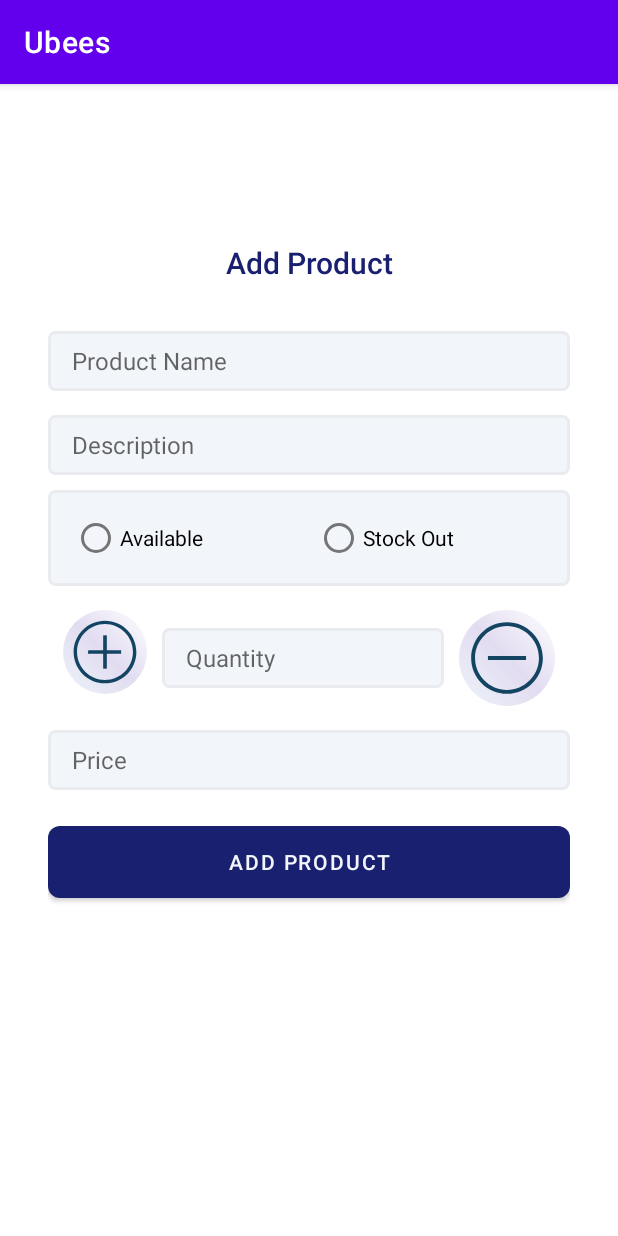
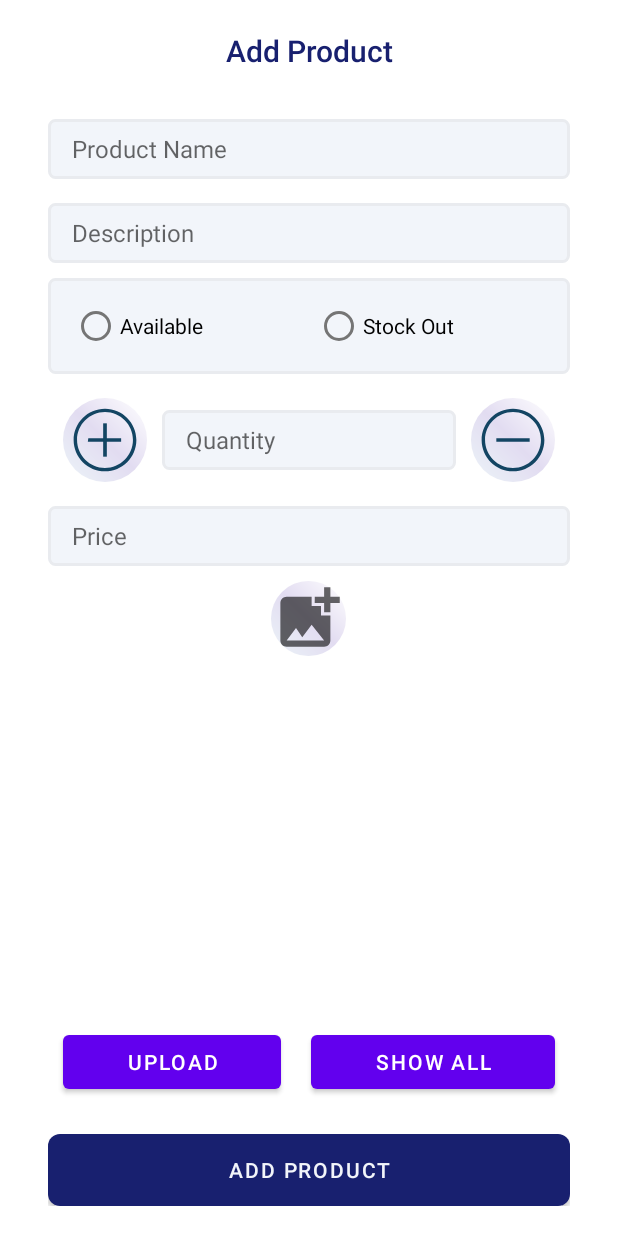
Before and after one commit to Zia-Ur-Rehman1/Ubees, an Android app: the screen it shows after launch (MainActivity), on a phone screen of 412 x 824 dp. Run offline under Robolectric (Android 15) with nearby library versions, the phone set to English and light mode, and no system bars; our stand-ins replace Firebase (no records; nobody signed in at launch, a user with empty details on screens opened directly).

Commit message:
Img upload task added Code format is still garbage :)

```diff
--- a/app/build.gradle
+++ b/app/build.gradle
@@ -36,6 +36,7 @@ dependencies {
     implementation 'com.google.android.material:material:1.4.0'
     implementation 'androidx.constraintlayout:constraintlayout:2.0.4'
     implementation 'com.google.firebase:firebase-database:20.0.0'
+    implementation 'com.google.firebase:firebase-storage:20.0.0'
     testImplementation 'junit:junit:4.+'
     androidTestImplementation 'androidx.test.ext:junit:1.1.3'
     androidTestImplementation 'androidx.test.espresso:espresso-core:3.4.0'
--- a/app/src/main/java/com/example/ubees/MainActivity.java
+++ b/app/src/main/java/com/example/ubees/MainActivity.java
@@ -1,76 +1,175 @@
 package com.example.ubees;
 
+import androidx.annotation.NonNull;
+import androidx.annotation.Nullable;
 import androidx.appcompat.app.AppCompatActivity;
 
+import android.content.ContentResolver;
+import android.content.Intent;
+import android.graphics.ColorSpace;
+import android.net.Uri;
 import android.os.Bundle;
 import android.view.View;
+import android.webkit.MimeTypeMap;
 import android.widget.Button;
 import android.widget.EditText;
 import android.widget.ImageButton;
+import android.widget.ImageView;
+import android.widget.ProgressBar;
 import android.widget.RadioButton;
 import android.widget.RadioGroup;
 import android.widget.Toast;
 
+import com.google.android.gms.auth.api.signin.internal.Storage;
+import com.google.android.gms.tasks.OnFailureListener;
+import com.google.android.gms.tasks.OnSuccessListener;
 import com.google.firebase.database.DatabaseReference;
 import com.google.firebase.database.FirebaseDatabase;
+import com.google.firebase.storage.FirebaseStorage;
+import com.google.firebase.storage.OnProgressListener;
+import com.google.firebase.storage.StorageReference;
+import com.google.firebase.storage.UploadTask;
 
 public class MainActivity extends AppCompatActivity {
-    EditText name,desc,quantity,price;
-    int status=0;
-
+    EditText name, desc, quantity, price;
+    int status = 0;
+    Uri imageUri;
+    String modelId;
+    private Button uploadBtn, showAllBtn;
+    private ImageView imageView;
+    private ProgressBar progressBar;
     Button add;
-    int counter=0;
-    ImageButton inc,dec;
+    int counter = 0;
+    ImageButton inc, dec;
     RadioGroup radioGroup;
     RadioButton radioButton;
+
+    FirebaseDatabase database = FirebaseDatabase.getInstance();
+    DatabaseReference root = database.getReference("products");
+    private StorageReference reference = FirebaseStorage.getInstance().getReference();
+
     @Override
     protected void onCreate(Bundle savedInstanceState) {
         super.onCreate(savedInstanceState);
         setContentView(R.layout.activity_main);
+        uploadBtn = findViewById(R.id.upload);
+        showAllBtn = findViewById(R.id.showall);
+        progressBar = findViewById(R.id.progressBar);
+        imageView = findViewById(R.id.uploadimg);
+        progressBar.setVisibility(View.INVISIBLE);
+
+        showAllBtn.setOnClickListener(v -> startActivity(new Intent(MainActivity.this , MainActivity.class)));
+
+        imageView.setOnClickListener(v -> {
+            Intent galleryIntent = new Intent();
+            galleryIntent.setAction(Intent.ACTION_GET_CONTENT);
+            galleryIntent.setType("image/*");
+            startActivityForResult(galleryIntent , 2);
+        });
+
+        uploadBtn.setOnClickListener(v -> {
+            if (imageUri != null){
+                uploadToFirebase(imageUri);
+            }else{
+                Toast.makeText(MainActivity.this, "Please Select Image", Toast.LENGTH_SHORT).show();
+            }
+        });
         addProduct();
+    }
+
+    @Override
+    protected void onActivityResult(int requestCode, int resultCode, @Nullable Intent data) {
+        super.onActivityResult(requestCode, resultCode, data);
+
+        if (requestCode ==2 && resultCode == RESULT_OK && data != null){
+
+            imageUri = data.getData();
+            imageView.setImageURI(imageUri);
+
+        }
+    }
+
+    private void uploadToFirebase(Uri uri){
+
+        final StorageReference fileRef = reference.child(System.currentTimeMillis() + "." + getFileExtension(uri));
+        fileRef.putFile(uri).addOnSuccessListener(taskSnapshot -> fileRef.getDownloadUrl().addOnSuccessListener(new OnSuccessListener<Uri>() {
+            @Override
+            public void onSuccess(Uri uri1) {
+
+                Model model = new Model(uri1.toString());
+                modelId = root.push().getKey();
+//                root.child(modelId).setValue(model);
+                progressBar.setVisibility(View.INVISIBLE);
+                Toast.makeText(MainActivity.this, "Uploaded Successfully", Toast.LENGTH_SHORT).show();
+                imageView.setImageResource(R.drawable.ic_img_upload);
+            }
+        })).addOnProgressListener(snapshot -> progressBar.setVisibility(View.VISIBLE)).addOnFailureListener(new OnFailureListener() {
+            @Override
+            public void onFailure(@NonNull Exception e) {
+                progressBar.setVisibility(View.INVISIBLE);
+                Toast.makeText(MainActivity.this, "Uploading Failed !!", Toast.LENGTH_SHORT).show();
+            }
+        });
+    }
+
+    private String getFileExtension(Uri mUri){
+
+        ContentResolver cr = getContentResolver();
+        MimeTypeMap mime = MimeTypeMap.getSingleton();
+        return mime.getExtensionFromMimeType(cr.getType(mUri));
+
+    }
+
 
 // We can also chain the two calls together
 
-    }
 
     private void addProduct() {
-        name=findViewById(R.id.p_name);
-        desc=findViewById(R.id.p_desc);
-        quantity=findViewById(R.id.quantity);
-        price=findViewById(R.id.p_price);
-        radioGroup=findViewById(R.id.radio1);
+        name = findViewById(R.id.p_name);
+        desc = findViewById(R.id.p_desc);
+        quantity = findViewById(R.id.quantity);
+        price = findViewById(R.id.p_price);
+        radioGroup = findViewById(R.id.radio1);
+        inc = findViewById(R.id.btnadd);
+        dec = findViewById(R.id.btnsub);
+        add = findViewById(R.id.btnAddProduct);
+
         radioGroup.setOnCheckedChangeListener((group, checkedId) -> {
             int selectedId = radioGroup.getCheckedRadioButtonId();
             radioButton = (RadioButton) findViewById(selectedId);
-            if(radioButton.getText()=="Available"){
-            status=Integer.parseInt(radioButton.getText().toString());
+            if (radioButton.getText() == "Available") {
+                status = Integer.parseInt(radioButton.getText().toString());
             }
         });
-        inc=findViewById(R.id.btnadd);
-        dec=findViewById(R.id.btnsub);
         inc.setOnClickListener(v -> {
-            if(quantity.getText().toString().trim().length()>0){
-                counter=Integer.parseInt(quantity.getText().toString());
+            if (quantity.getText().toString().trim().length() > 0) {
+                counter = Integer.parseInt(quantity.getText().toString());
                 counter++;
-                quantity.setText(counter+"");
-            }
-            else{
+                quantity.setText(counter + "");
+            } else {
                 counter++;
-                quantity.setText(counter+"");
+                quantity.setText(counter + "");
             }
         });
         dec.setOnClickListener(v -> {
-            if(quantity.getText().toString().trim().length()>0 && Integer.parseInt(quantity.getText().toString())>0){
-                counter=Integer.parseInt(quantity.getText().toString());
+            if (quantity.getText().toString().trim().length() > 0 && Integer.parseInt(quantity.getText().toString()) > 0) {
+
+                counter = Integer.parseInt(quantity.getText().toString());
                 counter--;
-                quantity.setText(counter+"");
+                quantity.setText(counter + "");
             }
         });
-        add=findViewById(R.id.btnAddProduct);
+//        Push Data to firebase
+        FirebaseDatabase database = FirebaseDatabase.getInstance();
+        DatabaseReference myRef = database.getReference("products");
+
         add.setOnClickListener(v -> {
-            Products products=new Products(name.getText().toString(),desc.getText().toString(),status,Integer.parseInt(quantity.getText().toString()),Integer.parseInt(price.getText().toString()));
-            FirebaseDatabase database = FirebaseDatabase.getInstance();
-            DatabaseReference myRef = database.getReference("products");
+            Products products = new Products(name.getText().toString(),
+                                             desc.getText().toString(),
+                                             status,
+                                             Integer.parseInt(quantity.getText().toString()),
+                                             Integer.parseInt(price.getText().toString()),modelId);
+
             myRef.push().setValue(products);
         });
     }
--- /dev/null
+++ b/app/src/main/res/drawable/ic_img_upload.xml
@@ -0,0 +1,10 @@
+<vector xmlns:android="http://schemas.android.com/apk/res/android"
+    android:width="24dp"
+    android:height="24dp"
+    android:viewportWidth="24"
+    android:viewportHeight="24"
+    android:tint="?attr/colorControlNormal">
+  <path
+      android:fillColor="@android:color/white"
+      android:pathData="M19,7v2.99s-1.99,0.01 -2,0L17,7h-3s0.01,-1.99 0,-2h3L17,2h2v3h3v2h-3zM16,11L16,8h-3L13,5L5,5c-1.1,0 -2,0.9 -2,2v12c0,1.1 0.9,2 2,2h12c1.1,0 2,-0.9 2,-2v-8h-3zM5,19l3,-4 2,3 3,-4 4,5L5,19z"/>
+</vector>
--- a/app/src/main/res/layout/activity_main.xml
+++ b/app/src/main/res/layout/activity_main.xml
@@ -8,12 +8,13 @@
     tools:context=".MainActivity">
 
     <LinearLayout
+        android:layout_marginVertical="20dp"
         android:layout_width="0dp"
         android:layout_height="0dp"
+        android:gravity="center_vertical"
         android:orientation="vertical"
-        android:gravity="center_vertical"
         android:paddingHorizontal="32dp"
-        app:layout_constraintBottom_toTopOf="@+id/imageView2"
+        app:layout_constraintBottom_toBottomOf="parent"
         app:layout_constraintEnd_toEndOf="parent"
         app:layout_constraintStart_toStartOf="parent"
         app:layout_constraintTop_toTopOf="parent">
@@ -23,87 +24,89 @@
             android:layout_width="match_parent"
             android:layout_height="wrap_content"
             android:gravity="center"
-            android:textColor="@color/colorPrimary"
-            android:text="Add Product" />
+            android:text="Add Product"
+            android:textColor="@color/colorPrimary" />
 
         <EditText
             android:id="@+id/p_name"
             android:layout_width="match_parent"
             android:layout_height="wrap_content"
+            android:layout_marginTop="32dp"
             android:background="@drawable/edit_text_background"
             android:ems="10"
             android:hint="Product Name"
-            android:textSize="16sp"
-            android:layout_marginTop="32dp"
-            />
+            android:textSize="16sp" />
 
         <EditText
             android:id="@+id/p_desc"
             android:layout_width="match_parent"
             android:layout_height="wrap_content"
+            android:layout_marginTop="16dp"
             android:background="@drawable/edit_text_background"
             android:ems="10"
-            android:layout_marginTop="16dp"
             android:hint="Description"
-            android:textSize="16sp"
-            android:inputType="textLongMessage" />
+            android:inputType="textLongMessage"
+            android:textSize="16sp" />
+
         <RadioGroup
             android:id="@+id/radio1"
             android:layout_width="match_parent"
             android:layout_height="wrap_content"
+            android:layout_marginTop="10dp"
             android:background="@drawable/edit_text_background"
-            android:layout_marginTop="10dp"
             android:orientation="horizontal">
+
             <RadioButton
-                android:layout_weight="1"
                 android:id="@+id/radio_btnyes"
                 android:layout_width="match_parent"
                 android:layout_height="wrap_content"
-                android:text="Available"
-                />
+                android:layout_weight="1"
+                android:text="Available" />
+
             <RadioButton
-                android:layout_weight="1"
                 android:id="@+id/radio_btnno"
                 android:layout_width="match_parent"
                 android:layout_height="wrap_content"
-                android:text="Stock Out"
-                />
+                android:layout_weight="1"
+                android:text="Stock Out" />
         </RadioGroup>
+
         <LinearLayout
             android:layout_width="match_parent"
             android:layout_height="wrap_content"
+            android:layout_marginTop="16dp"
             android:clipChildren="false"
-            android:layout_marginTop="16dp"
             android:orientation="horizontal">
+
             <ImageButton
                 android:id="@+id/btnadd"
-                android:scaleType="fitXY"
                 android:layout_width="56dp"
                 android:layout_height="56dp"
-                android:src="@drawable/ic_add"
                 android:layout_marginHorizontal="10dp"
                 android:background="@drawable/rounded_corner"
-                />
+                android:scaleType="fitXY"
+                android:src="@drawable/ic_add" />
+
             <EditText
-                android:layout_weight="1"
                 android:id="@+id/quantity"
                 android:layout_width="wrap_content"
                 android:layout_height="wrap_content"
                 android:layout_gravity="center"
+                android:layout_weight="1"
                 android:background="@drawable/edit_text_background"
                 android:ems="10"
                 android:hint="Quantity"
-                android:textSize="16sp"
-                android:inputType="text|number" />
+                android:inputType="text|number"
+                android:textSize="16sp" />
+
             <ImageButton
                 android:id="@+id/btnsub"
-                android:scaleType="fitXY"
-                android:layout_width="wrap_content"
-                android:layout_height="wrap_content"
-                android:src="@drawable/ic_minus"
+                android:layout_width="56dp"
+                android:layout_height="56dp"
                 android:layout_marginHorizontal="10dp"
                 android:background="@drawable/rounded_corner"
-                />
+                android:scaleType="fitXY"
+                android:src="@drawable/ic_minus" />
         </LinearLayout>
 
         <EditText
@@ -117,27 +120,61 @@
             android:inputType="text|numberDecimal"
             android:textSize="16sp" />
 
+        <ImageView
+            android:id="@+id/uploadimg"
+            android:layout_width="wrap_content"
+            android:layout_height="wrap_content"
+            android:layout_marginTop="10dp"
+            android:layout_gravity="center"
+            android:background="@drawable/rounded_corner"
+            android:scaleType="fitXY"
+            android:src="@drawable/ic_img_upload" />
+
+        <ProgressBar
+            android:id="@+id/progressBar"
+            style="?android:attr/progressBarStyle"
+            android:layout_width="wrap_content"
+            android:layout_height="wrap_content"
+            android:layout_gravity="center"
+            android:layout_weight="1" />
+
+        <LinearLayout
+            android:layout_width="match_parent"
+            android:layout_height="wrap_content"
+            android:orientation="horizontal">
+
+            <Button
+                android:layout_weight="1"
+                android:id="@+id/upload"
+                android:layout_width="wrap_content"
+                android:layout_height="wrap_content"
+                android:text="Upload"
+                android:layout_marginHorizontal="10dp"
+                />
+
+            <Button
+                android:layout_weight="1"
+                android:id="@+id/showall"
+                android:layout_width="wrap_content"
+                android:layout_height="wrap_content"
+                android:text="Show All"
+                android:layout_marginHorizontal="10dp"
+
+                />
+
+        </LinearLayout>
+
+
         <Button
             android:id="@+id/btnAddProduct"
             android:layout_width="match_parent"
             android:layout_height="wrap_content"
             android:layout_marginTop="24dp"
+            android:background="@drawable/btnprimary"
+            android:text="Add Product"
             android:textColor="@color/etBg"
-            android:background="@drawable/btnprimary"
-            app:backgroundTint="@color/colorPrimary"
-            android:text="Add Product" />
-
+            app:backgroundTint="@color/colorPrimary" />
     </LinearLayout>
-
-    <ImageView
-
-        android:id="@+id/imageView2"
-        android:layout_width="0dp"
-        android:layout_height="120dp"
-        android:scaleType="centerCrop"
-        app:layout_constraintBottom_toBottomOf="parent"
-        app:layout_constraintEnd_toEndOf="parent"
-        app:layout_constraintStart_toStartOf="parent" />
 
 
 </androidx.constraintlayout.widget.ConstraintLayout>
--- a/app/src/main/res/values/themes.xml
+++ b/app/src/main/res/values/themes.xml
@@ -1,6 +1,6 @@
 <resources xmlns:tools="http://schemas.android.com/tools">
     <!-- Base application theme. -->
-    <style name="Theme.Ubees" parent="Theme.MaterialComponents.DayNight.DarkActionBar">
+    <style name="Theme.Ubees" parent="Theme.MaterialComponents.DayNight.NoActionBar">
         <!-- Primary brand color. -->
         <item name="colorPrimary">@color/purple_500</item>
         <item name="colorPrimaryVariant">@color/purple_700</item>
```
Also changed, not shown: app/src/main/java/com/example/ubees/Model.java (added, +17 -0 lines), app/src/main/java/com/example/ubees/Products.java (+13 -1 lines).
